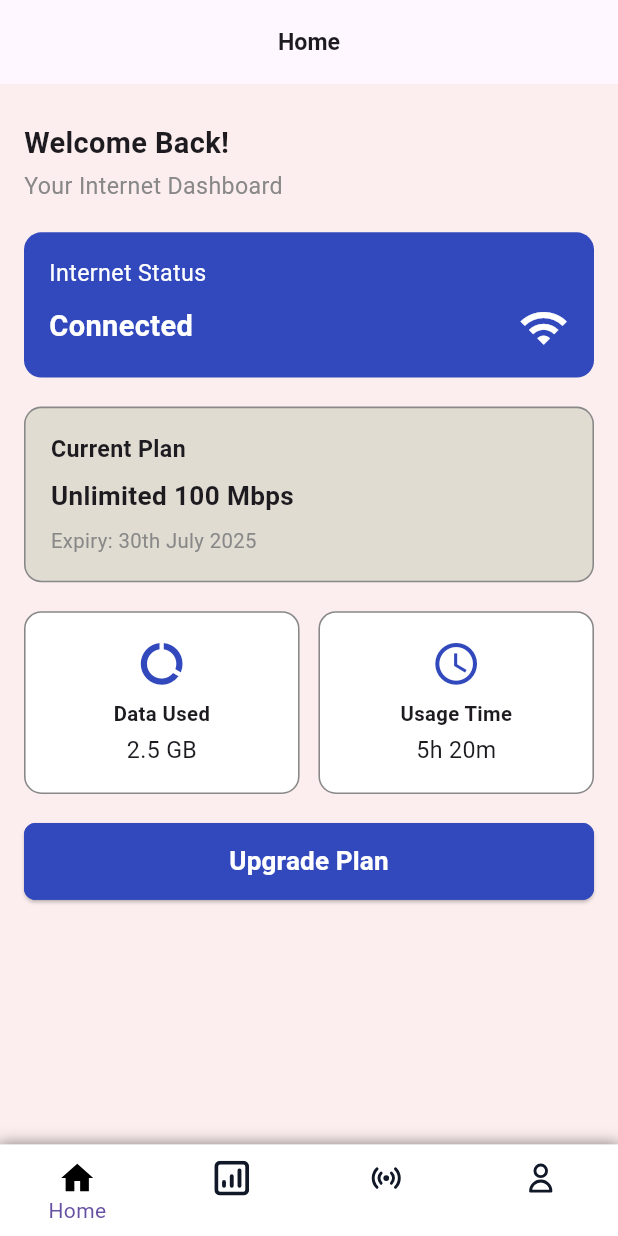
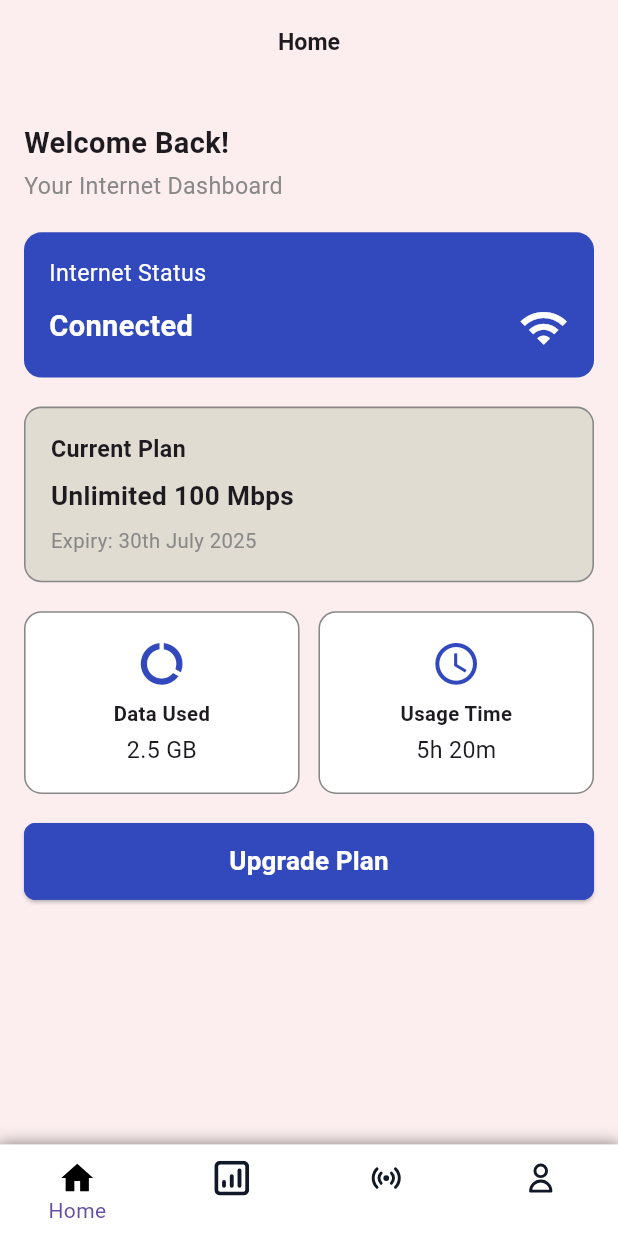
Before and after one commit to mahafujerrahman/Wifi-Service-App, a Flutter app: the HomeScreen screen opened by its route, on a phone screen of 412 x 824 dp. Run offline on Flutter 3.47's test engine with Material 3 defaults, Android fonts, the phone set to English and light mode, and no system bars; our stand-ins replace cached_network_image, connectivity_plus, dotted_border, flutter_screenutil, flutter_svg, get and 5 more; missing offline and left inert: d_chart; accounts and stored records are empty.

Commit message:
update network

```diff
--- a/lib/view/screen/home/homeScreen.dart
+++ b/lib/view/screen/home/homeScreen.dart
@@ -25,6 +25,7 @@ class _HomeScreenState extends State<HomeScreen> {
       backgroundColor: AppColors.secondColor,
       bottomNavigationBar: UserBottomMenu(0),
       appBar: AppBar(
+        backgroundColor: AppColors.secondColor,
         title: Text(
           'Home',
           style: AppStyles.fontSize16(fontWeight: FontWeight.w600),
--- a/lib/view/screen/network/networkScreen.dart
+++ b/lib/view/screen/network/networkScreen.dart
@@ -43,6 +43,7 @@ class _NetworkScreenState extends State<NetworkScreen> {
       backgroundColor: AppColors.secondColor,
       bottomNavigationBar: UserBottomMenu(2),
       appBar: AppBar(
+        backgroundColor: AppColors.secondColor,
         title: Text(
           'Network',
           style: AppStyles.fontSize16(fontWeight: FontWeight.w600),
--- a/lib/view/screen/profile/profileScreen.dart
+++ b/lib/view/screen/profile/profileScreen.dart
@@ -31,6 +31,7 @@ class _ProfileScreenState extends State<ProfileScreen> {
       backgroundColor: AppColors.secondColor,
       bottomNavigationBar: UserBottomMenu(3),
       appBar: AppBar(
+        backgroundColor: AppColors.secondColor,
         title: Text(
           'Profile',
           style: AppStyles.fontSize16(fontWeight: FontWeight.w600),
```
